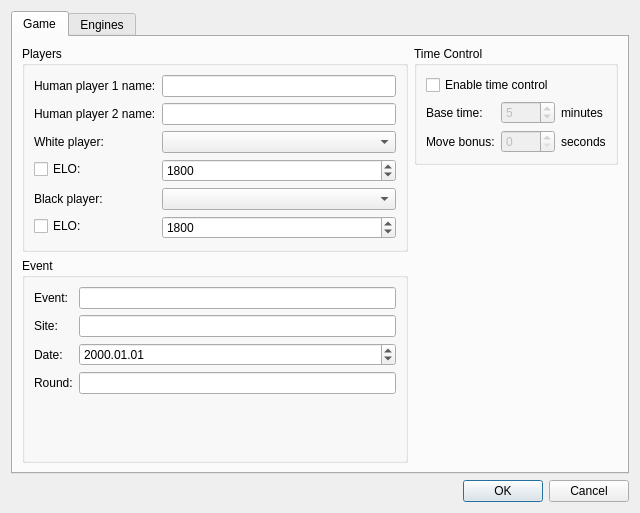
Above: settingsdialog.ui from xnscdev/chessgui before the change. Below: the same form after it.
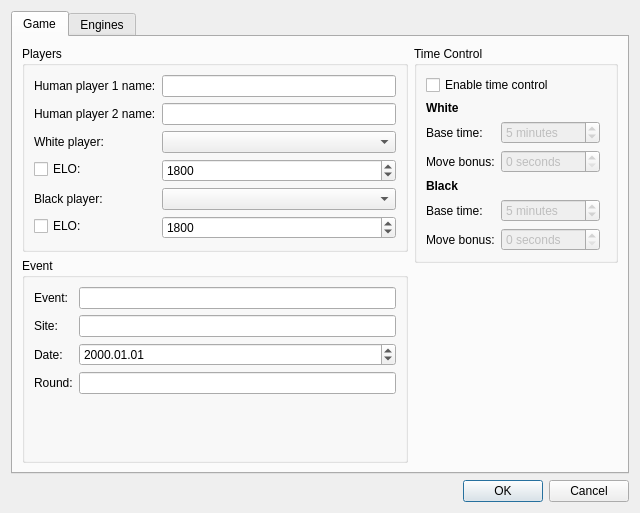
That is the form after the change.

Commit message: Separate time control settings for both players

What changed in the file:
```diff
--- a/settingsdialog.ui
+++ b/settingsdialog.ui
@@ -181,57 +181,70 @@
             <string>Time Control</string>
            </property>
            <layout class="QGridLayout" name="gridLayout">
-            <item row="1" column="1">
-             <widget class="QSpinBox" name="baseTimeBox">
+            <item row="4" column="1">
+             <widget class="QSpinBox" name="whiteMoveBonusBox">
               <property name="enabled">
                <bool>false</bool>
               </property>
-              <property name="minimum">
-               <number>1</number>
-              </property>
-              <property name="maximum">
-               <number>1440</number>
-              </property>
-              <property name="value">
-               <number>5</number>
-              </property>
-             </widget>
-            </item>
-            <item row="3" column="1">
-             <widget class="QSpinBox" name="moveBonusBox">
-              <property name="enabled">
-               <bool>false</bool>
+              <property name="suffix">
+               <string> seconds</string>
               </property>
               <property name="maximum">
                <number>60</number>
               </property>
              </widget>
             </item>
-            <item row="3" column="0">
+            <item row="5" column="0">
+             <widget class="QLabel" name="label_16">
+              <property name="text">
+               <string>&lt;html&gt;&lt;head/&gt;&lt;body&gt;&lt;p&gt;&lt;span style=&quot; font-weight:700;&quot;&gt;Black&lt;/span&gt;&lt;/p&gt;&lt;/body&gt;&lt;/html&gt;</string>
+              </property>
+             </widget>
+            </item>
+            <item row="2" column="0">
+             <widget class="QLabel" name="label_11">
+              <property name="text">
+               <string>Base time:</string>
+              </property>
+             </widget>
+            </item>
+            <item row="4" column="0">
              <widget class="QLabel" name="label_12">
               <property name="text">
                <string>Move bonus:</string>
               </property>
              </widget>
             </item>
+            <item row="6" column="0">
+             <widget class="QLabel" name="label_17">
+              <property name="text">
+               <string>Base time:</string>
+              </property>
+             </widget>
+            </item>
             <item row="1" column="0">
-             <widget class="QLabel" name="label_11">
+             <widget class="QLabel" name="label_15">
               <property name="text">
-               <string>Base time:</string>
+               <string>&lt;html&gt;&lt;head/&gt;&lt;body&gt;&lt;p&gt;&lt;span style=&quot; font-weight:700;&quot;&gt;White&lt;/span&gt;&lt;/p&gt;&lt;/body&gt;&lt;/html&gt;</string>
               </property>
              </widget>
             </item>
-            <item row="1" column="2">
-             <widget class="QLabel" name="label_14">
-              <property name="text">
-               <string>minutes</string>
+            <item row="2" column="1">
+             <widget class="QSpinBox" name="whiteBaseTimeBox">
+              <property name="enabled">
+               <bool>false</bool>
               </property>
-             </widget>
-            </item>
-            <item row="3" column="2">
-             <widget class="QLabel" name="label_13">
-              <property name="text">
-               <string>seconds</string>
+              <property name="suffix">
+               <string> minutes</string>
+              </property>
+              <property name="minimum">
+               <number>1</number>
+              </property>
+              <property name="maximum">
+               <number>1440</number>
+              </property>
+              <property name="value">
+               <number>5</number>
               </property>
              </widget>
             </item>
@@ -242,6 +255,36 @@
               </property>
              </widget>
             </item>
+            <item row="7" column="0">
+             <widget class="QLabel" name="label_18">
+              <property name="text">
+               <string>Move bonus:</string>
+              </property>
+             </widget>
+            </item>
+            <item row="6" column="1">
+             <widget class="QSpinBox" name="blackBaseTimeBox">
+              <property name="enabled">
+               <bool>false</bool>
+              </property>
+              <property name="suffix">
+               <string> minutes</string>
+              </property>
+              <property name="value">
+               <number>5</number>
+              </property>
+             </widget>
+            </item>
+            <item row="7" column="1">
+             <widget class="QSpinBox" name="blackMoveBonusBox">
+              <property name="enabled">
+               <bool>false</bool>
+              </property>
+              <property name="suffix">
+               <string> seconds</string>
+              </property>
+             </widget>
+            </item>
            </layout>
           </widget>
          </item>
```
The commit also changes 6 other files.
